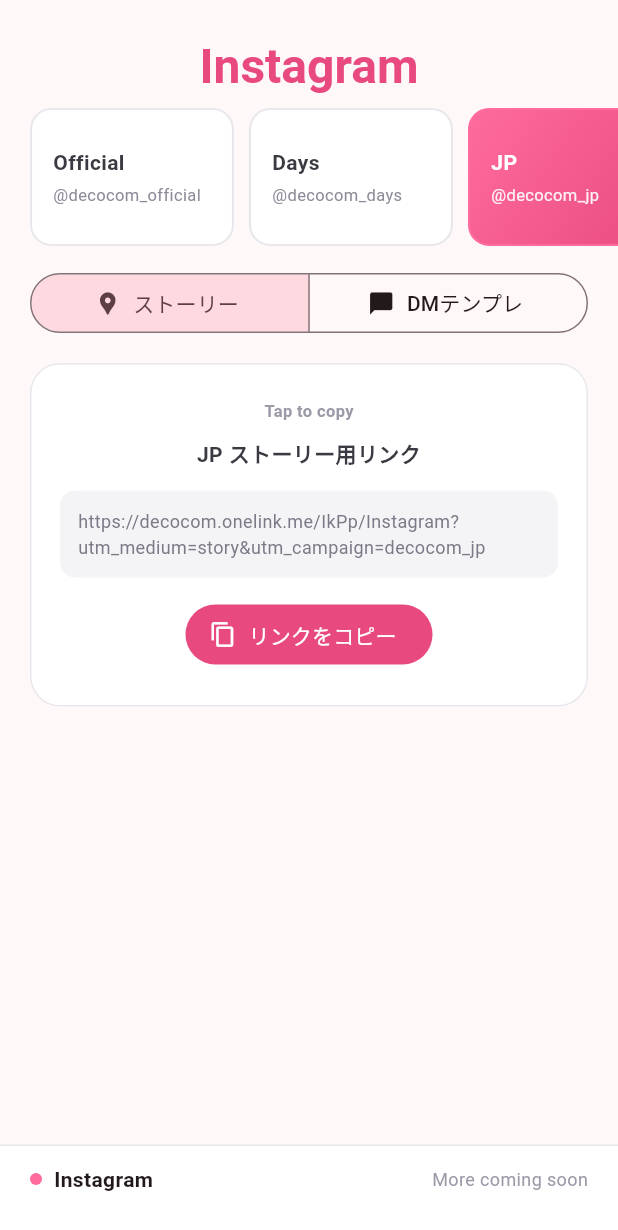
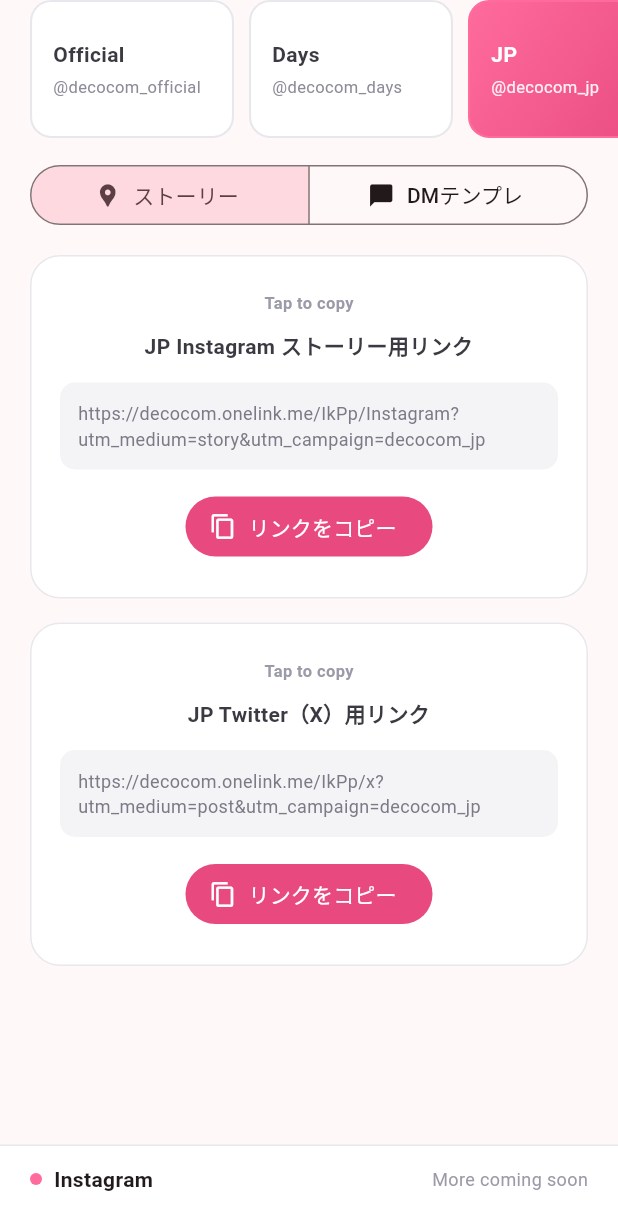
Before and after one commit to decoration-company/decocom_memo_flutter, a Flutter app: the screen it shows after launch, after a tap on "Days", after a tap on "JP", on a phone screen of 412 x 824 dp. Shown: the top 1230 px of the screen. Run offline on Flutter 3.47's test engine with Material 3 defaults, Android fonts, the phone set to English and light mode, and no system bars; our stand-ins replace flutter_riverpod, go_router.

Commit message:
JP向けXリンクを追加してInstagram画面表示を整理
JPアカウント選択時にX用リンクもコピーできるようにし、画面上部のタイトル表示を省いてリンクカード中心のUIに整える。

Co-authored-by: Cursor <cursoragent@cursor.com>

```diff
--- a/lib/features/instagram/data/instagram_local_data.dart
+++ b/lib/features/instagram/data/instagram_local_data.dart
@@ -8,6 +8,9 @@ const Map<InstagramAccount, String> storyLinks = <InstagramAccount, String>{
   InstagramAccount.jp:
       'https://decocom.onelink.me/IkPp/Instagram?utm_medium=story&utm_campaign=decocom_jp',
 };
+
+const String jpTwitterLink =
+    'https://decocom.onelink.me/IkPp/x?utm_medium=post&utm_campaign=decocom_jp';
 
 const Map<InstagramAccount, List<DmTemplate>> accountTemplates =
     <InstagramAccount, List<DmTemplate>>{
--- a/lib/features/instagram/presentation/pages/instagram_page.dart
+++ b/lib/features/instagram/presentation/pages/instagram_page.dart
@@ -21,23 +21,6 @@ class InstagramPage extends ConsumerWidget {
       body: SafeArea(
         child: CustomScrollView(
           slivers: <Widget>[
-            SliverToBoxAdapter(
-              child: Padding(
-                padding: const EdgeInsets.fromLTRB(20, 24, 20, 8),
-                child: Column(
-                  children: <Widget>[
-                    Text(
-                      'Instagram',
-                      style: Theme.of(context).textTheme.headlineLarge
-                          ?.copyWith(
-                            color: const Color(0xFFE84A7F),
-                            fontWeight: FontWeight.w700,
-                          ),
-                    ),
-                  ],
-                ),
-              ),
-            ),
             SliverToBoxAdapter(
               child: AccountTabs(
                 activeAccount: ui.activeAccount,
@@ -76,10 +59,42 @@ class InstagramPage extends ConsumerWidget {
               SliverPadding(
                 padding: const EdgeInsets.symmetric(horizontal: 20),
                 sliver: SliverToBoxAdapter(
-                  child: StoryLinkCard(
+                  child: ui.activeAccount == InstagramAccount.jp
+                      ? Column(
+                          children: <Widget>[
+                            StoryLinkCard(
+                              title: 'JP Instagram ストーリー用リンク',
+                              link: storyLinks[InstagramAccount.jp] ?? '',
+                              isCopied: ui.copiedId == 'story-jp',
+                              onCopy: () => _copyAndNotify(
+                                context: context,
+                                ref: ref,
+                                copiedId: 'story-jp',
+                                sourceText:
+                                    storyLinks[InstagramAccount.jp] ?? '',
+                                deadline: deadline,
+                              ),
+                            ),
+                            const SizedBox(height: 16),
+                            StoryLinkCard(
+                              title: 'JP Twitter（X）用リンク',
+                              link: jpTwitterLink,
+                              isCopied: ui.copiedId == 'jp-twitter-link',
+                              onCopy: () => _copyAndNotify(
+                                context: context,
+                                ref: ref,
+                                copiedId: 'jp-twitter-link',
+                                sourceText: jpTwitterLink,
+                                deadline: deadline,
+                              ),
+                            ),
+                          ],
+                        )
+                      : StoryLinkCard(
                           title: '${ui.activeAccount.label} ストーリー用リンク',
                           link: storyLinks[ui.activeAccount] ?? '',
-                    isCopied: ui.copiedId == 'story-${ui.activeAccount.name}',
+                          isCopied:
+                              ui.copiedId == 'story-${ui.activeAccount.name}',
                           onCopy: () => _copyAndNotify(
                             context: context,
                             ref: ref,
```
Lines whose indentation alone changed are shown as unchanged.
